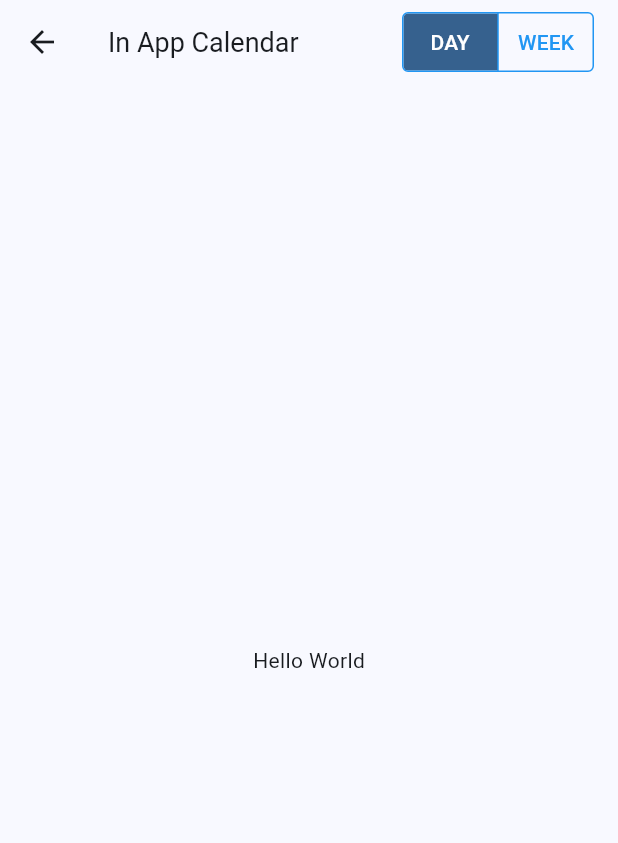
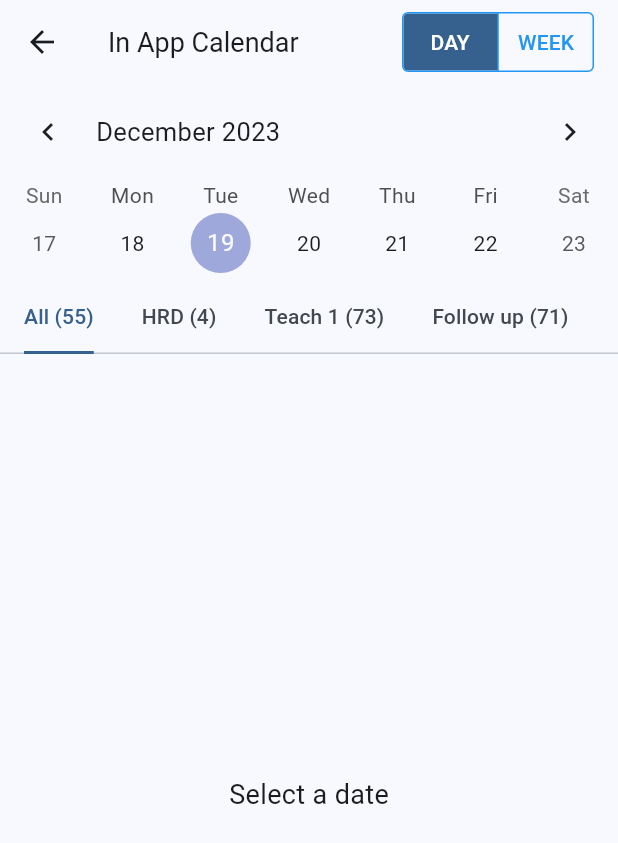
Before and after one commit to vishwakarmakrishna/week_calender_flutter, a Flutter app: the screen it shows after launch, on a phone screen of 412 x 824 dp. Shown: the top 843 px of the screen. Run offline on Flutter 3.47's test engine with Material 3 defaults, Android fonts, the phone set to English and light mode, and no system bars; drawn by our look-alikes of table_calendar.

Commit message:
Add table_calendar and url_launcher dependencies

```diff
--- /dev/null
+++ b/lib/utils/utils.dart
@@ -0,0 +1,94 @@
+// Copyright 2019 Aleksander Woźniak
+// SPDX-License-Identifier: Apache-2.0
+
+import 'dart:collection';
+import 'dart:math';
+
+import 'package:table_calendar/table_calendar.dart';
+
+/// Example event class.
+class Event {
+  final String title;
+
+  const Event(this.title);
+
+  @override
+  String toString() => title;
+}
+
+/// Example events.
+///
+/// Using a [LinkedHashMap] is highly recommended if you decide to use a map.
+// final kEvents = LinkedHashMap<DateTime, List<Event>>(
+//   equals: isSameDay,
+//   hashCode: getHashCode,
+// )..addAll(_kEventSource);
+
+// final _kEventSource = {
+//   for (var item in List.generate(50, (index) => index))
+//     DateTime.utc(kFirstDay.year, kFirstDay.month, item * 5): List.generate(
+//         item % 4 + 1, (index) => Event('Event $item | ${index + 1}'))
+// }..addAll({
+//     kToday: [
+//       const Event('Today\'s Event 1'),
+//       const Event('Today\'s Event 2'),
+//     ],
+//   });
+
+int getHashCode(DateTime key) {
+  return key.day * 1000000 + key.month * 10000 + key.year;
+}
+
+/// Returns a list of [DateTime] objects from [first] to [last], inclusive.
+List<DateTime> daysInRange(DateTime first, DateTime last) {
+  final dayCount = last.difference(first).inDays + 1;
+  return List.generate(
+    dayCount,
+    (index) => DateTime.utc(first.year, first.month, first.day + index),
+  );
+}
+
+final kToday = DateTime.now();
+final kFirstDay = DateTime(kToday.year, kToday.month - 3, kToday.day);
+final kLastDay = DateTime(kToday.year, kToday.month + 3, kToday.day);
+
+enum Calendar { day, week }
+
+enum MyPriority { low, medium, high }
+
+List<String> allTabs = ["All", "HRD", "Teach 1", "Follow up"];
+List<Map<String, dynamic>> randomNames = [
+  {
+    "name": "Balram Singh",
+    "id": "LOREM${Random().nextInt(1000)}",
+    "mobile": "+91-1234567890",
+    "octc": "\$XXXXXXXX",
+    "ctc": "\$XXXXXXXX",
+    "due_date":
+        DateTime.now().add(Duration(days: Random().nextInt(10))).toString(),
+    "level": "10",
+    "priority": MyPriority.high.name,
+  },
+  {
+    "name": "Rajesh Kumar",
+    "id": "LOREM${Random().nextInt(1000)}",
+    "mobile": "+91-1234567890",
+    "octc": "\$XXXXXXXX",
+    "ctc": "\$XXXXXXXX",
+    "due_date":
+        DateTime.now().add(Duration(days: Random().nextInt(10))).toString(),
+    "level": "10",
+    "priority": MyPriority.medium.name,
+  },
+  {
+    "name": "Amit Kumar",
+    "id": "LOREM${Random().nextInt(1000)}",
+    "mobile": "+91-1234567890",
+    "octc": "\$XXXXXXXX",
+    "ctc": "\$XXXXXXXX",
+    "due_date":
+        DateTime.now().add(Duration(days: Random().nextInt(10))).toString(),
+    "level": "10",
+    "priority": MyPriority.low.name,
+  },
+];
--- a/lib/views/pages/home.dart
+++ b/lib/views/pages/home.dart
@@ -1,4 +1,9 @@
+import 'dart:math';
 import 'package:flutter/material.dart';
+import 'package:interview_app/utils/utils.dart';
+import 'package:interview_app/views/widgets/days_cards.dart';
+import 'package:interview_app/views/widgets/week_cards.dart';
+import 'package:table_calendar/table_calendar.dart';
 
 class HomePage extends StatefulWidget {
   const HomePage({super.key});
@@ -7,11 +12,14 @@ class HomePage extends StatefulWidget {
   State<HomePage> createState() => _HomePageState();
 }
 
-enum Calendar { day, week }
-
 class _HomePageState extends State<HomePage> {
   Calendar calendarView = Calendar.day;
 
+  CalendarFormat _calendarFormat = CalendarFormat.week;
+  DateTime _focusedDay = DateTime.now();
+  DateTime? _selectedDay;
+  DateTime? _rangeStart;
+  DateTime? _rangeEnd;
   @override
   Widget build(BuildContext context) {
     return Scaffold(
@@ -73,8 +81,137 @@ class _HomePageState extends State<HomePage> {
           const SizedBox(width: 16),
         ],
       ),
-      body: const Center(
-        child: Text('Hello World'),
+      body: DefaultTabController(
+        length: allTabs.length,
+        child: Column(
+          children: [
+            TableCalendar(
+              availableCalendarFormats: Map<CalendarFormat, String>.from({
+                CalendarFormat.week: 'Week',
+              }),
+              firstDay: kFirstDay,
+              lastDay: kLastDay,
+              focusedDay: _focusedDay,
+              selectedDayPredicate: (day) => isSameDay(_selectedDay, day),
+              rangeStartDay: _rangeStart,
+              rangeEndDay: _rangeEnd,
+              calendarFormat: CalendarFormat.week,
+              rangeSelectionMode: calendarView == Calendar.day
+                  ? RangeSelectionMode.toggledOff
+                  : RangeSelectionMode.toggledOn,
+              onDaySelected: (selectedDay, focusedDay) {
+                if (!isSameDay(_selectedDay, selectedDay)) {
+                  setState(() {
+                    _selectedDay = selectedDay;
+                    _focusedDay = focusedDay;
+                    _rangeStart = null; // Important to clean those
+                    _rangeEnd = null;
+                  });
+                }
+              },
+              onRangeSelected: (start, end, focusedDay) {
+                setState(() {
+                  _selectedDay = null;
+                  _focusedDay = focusedDay;
+                  _rangeStart = start;
+                  _rangeEnd = end;
+                });
+              },
+              onFormatChanged: (format) {
+                if (_calendarFormat != format) {
+                  setState(() {
+                    _calendarFormat = format;
+                  });
+                }
+              },
+              onPageChanged: (focusedDay) {
+                _focusedDay = focusedDay;
+              },
+            ),
+            //    const SizedBox(height: 8),
+            TabBar(
+              tabAlignment: TabAlignment.start,
+              isScrollable: true,
+              indicator: BoxDecoration(
+                border: Border(
+                  bottom: BorderSide(
+                    color: Theme.of(context).colorScheme.primary,
+                    width: 2,
+                  ),
+                ),
+              ),
+              tabs: allTabs
+                  .asMap()
+                  .entries
+                  .map(
+                    (e) => Tab(
+                      text: "${e.value} (${Random(e.key).nextInt(100)})",
+                    ),
+                  )
+                  .toList(),
+            ),
+
+            if (calendarView == Calendar.day)
+              Expanded(
+                child: _selectedDay == null
+                    ? Center(
+                        child: Text(
+                          'Select a date',
+                          style: TextStyle(
+                            color: Theme.of(context).colorScheme.onSurface,
+                            fontSize: 18,
+                          ),
+                        ),
+                      )
+                    : TabBarView(
+                        children: allTabs
+                            .asMap()
+                            .entries
+                            .map(
+                              (e) => ListView.builder(
+                                itemCount: randomNames.length,
+                                itemBuilder: (context, index) {
+                                  final data = randomNames[index];
+                                  return daysCardWidget(data, context);
+                                },
+                              ),
+                            )
+                            .toList(),
+                      ),
+              )
+            else if (calendarView == Calendar.week)
+              if (_rangeStart != null && _rangeEnd != null)
+                Expanded(
+                  child: TabBarView(
+                    children: allTabs
+                        .asMap()
+                        .entries
+                        .map(
+                          (e) => ListView.builder(
+                            itemCount:
+                                daysInRange(_rangeStart!, _rangeEnd!).length,
+                            itemBuilder: (context, index) {
+                              final day =
+                                  daysInRange(_rangeStart!, _rangeEnd!)[index];
+                              return weekCardWidget(day: day, allTabs: allTabs);
+                            },
+                          ),
+                        )
+                        .toList(),
+                  ),
+                )
+              else
+                Center(
+                  child: Text(
+                    'Select a range of days',
+                    style: TextStyle(
+                      color: Theme.of(context).colorScheme.onSurface,
+                      fontSize: 18,
+                    ),
+                  ),
+                )
+          ],
+        ),
       ),
     );
   }
--- a/pubspec.yaml
+++ b/pubspec.yaml
@@ -15,6 +15,8 @@ dependencies:
   cupertino_icons: ^1.0.2
   flutter_svg: ^2.0.9
   intl: ^0.18.1
+  table_calendar: ^3.0.9
+  url_launcher: ^6.2.2
 
 dev_dependencies:
   flutter_test:
```
Also changed, not shown: lib/views/widgets/common_count_widget.dart (added, +51 -0 lines), lib/views/widgets/days_cards.dart (added, +121 -0 lines), lib/views/widgets/week_cards.dart (added, +70 -0 lines), pubspec.lock, 8 other files.
